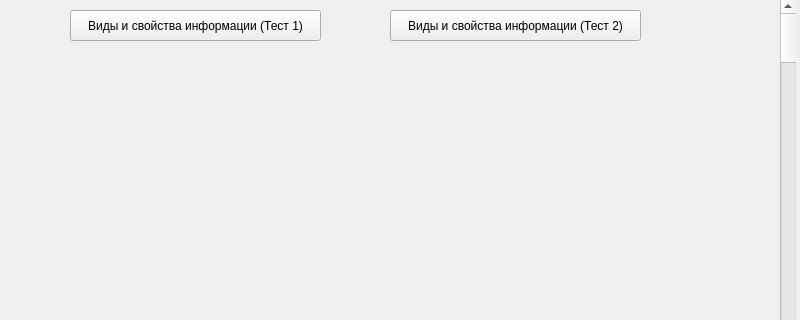
First picture: the form in main.ui, repository PATRIARXCHIK/Obychalka, before the edit; both pictures show x 0 to 800 and y 0 to 320 of the 800 by 600 pixel window.
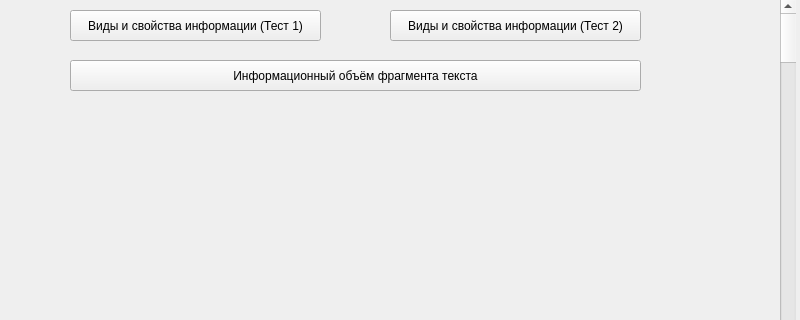
Second picture: the form after the edit.

Diff of the .ui file:
```diff
--- a/main.ui
+++ b/main.ui
@@ -53,6 +53,19 @@
      <enum>Qt::Vertical</enum>
     </property>
    </widget>
+   <widget class="QPushButton" name="pushButton_3">
+    <property name="geometry">
+     <rect>
+      <x>70</x>
+      <y>60</y>
+      <width>571</width>
+      <height>31</height>
+     </rect>
+    </property>
+    <property name="text">
+     <string>Информационный объём фрагмента текста</string>
+    </property>
+   </widget>
   </widget>
   <widget class="QMenuBar" name="menubar">
    <property name="geometry">
```
